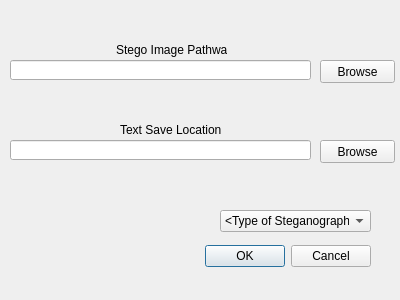
Qt form Steganography/ExtractWindow.ui (AxlWest/Steganography) before a commit.
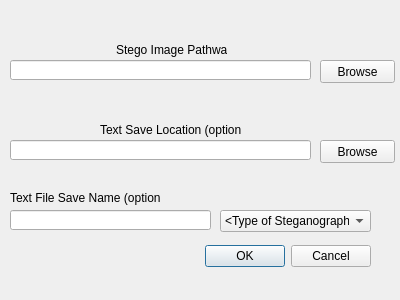
The same form after that commit.

Diff of the .ui file:
```diff
--- a/Steganography/ExtractWindow.ui
+++ b/Steganography/ExtractWindow.ui
@@ -10,6 +10,18 @@
     <height>300</height>
    </rect>
   </property>
+  <property name="minimumSize">
+   <size>
+    <width>400</width>
+    <height>300</height>
+   </size>
+  </property>
+  <property name="maximumSize">
+   <size>
+    <width>400</width>
+    <height>300</height>
+   </size>
+  </property>
   <property name="windowTitle">
    <string>Dialog</string>
   </property>
@@ -111,14 +123,37 @@
   <widget class="QLabel" name="label_2">
    <property name="geometry">
     <rect>
-     <x>120</x>
+     <x>100</x>
      <y>120</y>
-     <width>101</width>
+     <width>141</width>
      <height>20</height>
     </rect>
    </property>
    <property name="text">
-    <string>Text Save Location</string>
+    <string>Text Save Location (optional)</string>
+   </property>
+  </widget>
+  <widget class="QLineEdit" name="NameLineEdit">
+   <property name="geometry">
+    <rect>
+     <x>10</x>
+     <y>210</y>
+     <width>201</width>
+     <height>20</height>
+    </rect>
+   </property>
+  </widget>
+  <widget class="QLabel" name="label_3">
+   <property name="geometry">
+    <rect>
+     <x>10</x>
+     <y>190</y>
+     <width>151</width>
+     <height>16</height>
+    </rect>
+   </property>
+   <property name="text">
+    <string>Text File Save Name (optional)</string>
    </property>
   </widget>
  </widget>
```
Left out of the diff: 10 changed lines with no effect on the pictures.
